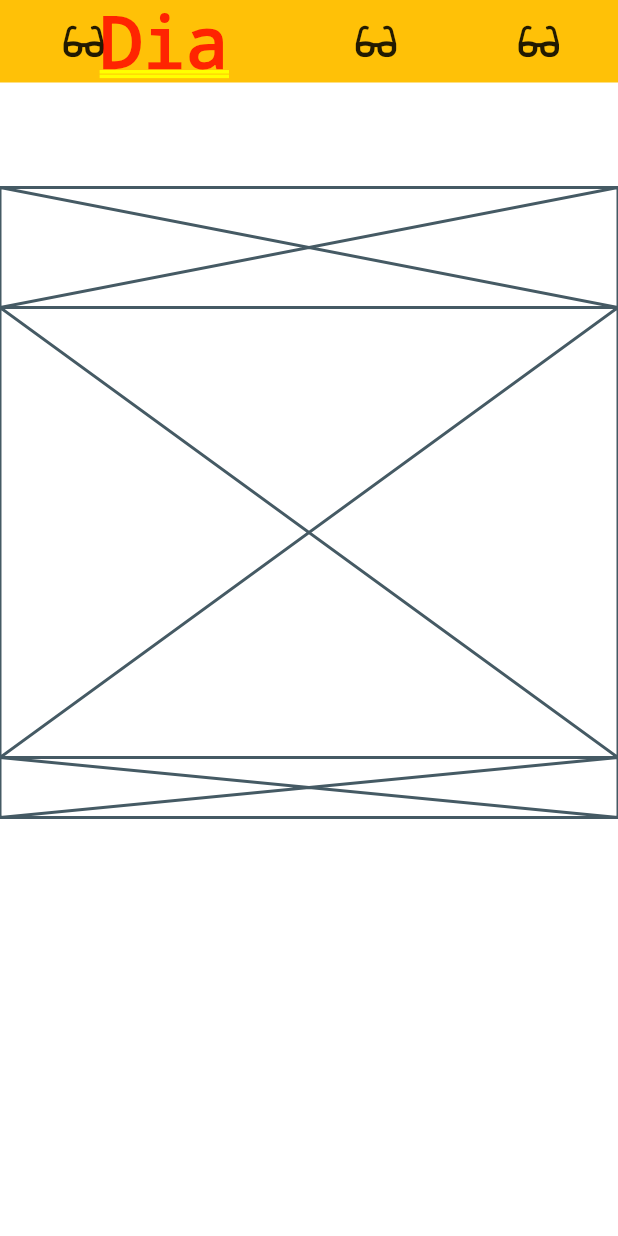
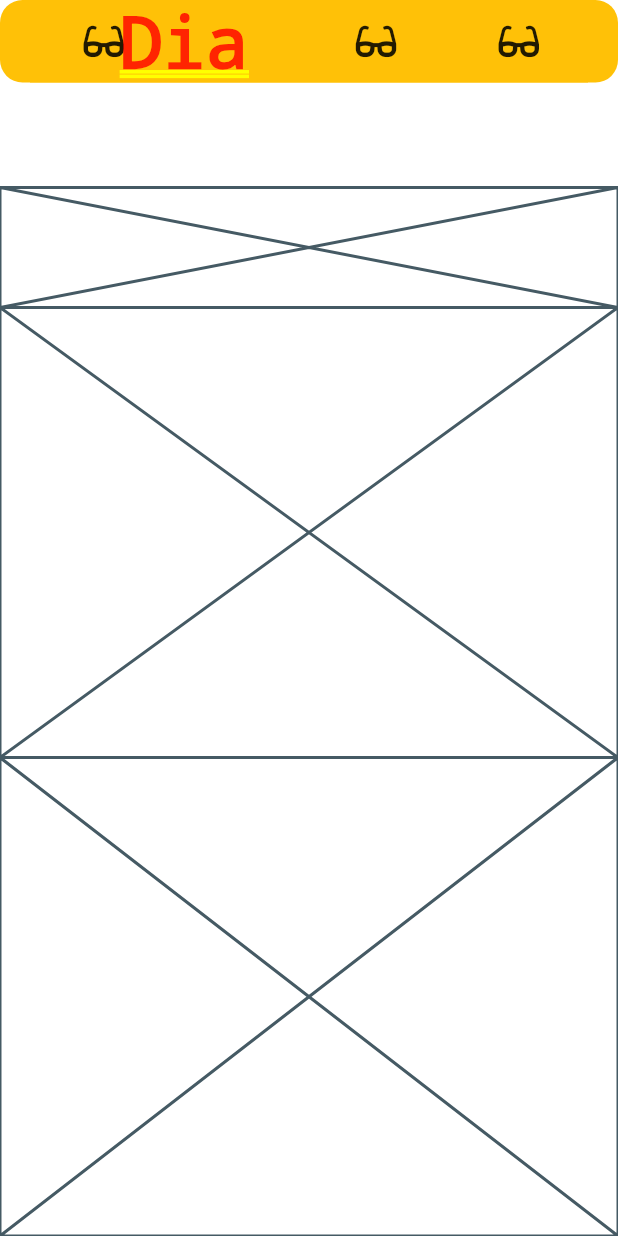
Before and after one commit to Alejandro-tech20/contable, a Flutter app: the BodyAddExpenses screen opened by its route, on a phone screen of 412 x 824 dp. Run offline on Flutter 3.47's test engine with Material 2 defaults, Android fonts, the phone set to English and light mode, and no system bars; our stand-ins replace charts_flutter, cloud_firestore, curved_navigation_bar, flutter_screenutil, font_awesome_flutter, simple_animations; accounts and stored records are empty.

Commit message:
antes de upgrade flutter

```diff
--- a/lib/UI/AddExpenses.dart
+++ b/lib/UI/AddExpenses.dart
@@ -18,10 +18,20 @@ class _BodyAddExpensesState extends State<BodyAddExpenses> {
   Widget build(BuildContext context) {
     return SafeArea(
       child: Column(
+        crossAxisAlignment: CrossAxisAlignment.stretch,
         children: <Widget>[
+          //botones de seleccion de mes, dia, semana.
           Container(
             height: 55,
+            padding: EdgeInsets.only(left: 20, right: 20),
+            decoration: BoxDecoration(
+              borderRadius: BorderRadius.circular(15),
+              color: Colors.amber,
+            ),
             width: MediaQuery.of(context).size.width,
+            // color: Colors.transparent,
+            child: Container(
+              width: 150,
               color: Colors.amber,
               child: Row(
                 mainAxisAlignment: MainAxisAlignment.spaceAround,
@@ -30,7 +40,7 @@ class _BodyAddExpensesState extends State<BodyAddExpenses> {
                 children: list.map((item) {
                   var itemIdex = list.indexOf(item);
                   return GestureDetector(
-                  onTap: (){
+                    onTap: () {
                       setState(() {
                         selectec = itemIdex;
                       });
@@ -38,6 +48,7 @@ class _BodyAddExpensesState extends State<BodyAddExpenses> {
                     child: _buidIcon(item, selectec == itemIdex),
                   );
                 }).toList(),
+              ),
             ),
           ),
           SelectTypeExpense(),
@@ -62,8 +73,10 @@ class _BodyAddExpensesState extends State<BodyAddExpenses> {
   }
 
   Widget _submit() {
-    return Placeholder(
+    return Expanded(
+      child: Placeholder(
         fallbackHeight: 40.0,
+      ),
     );
   }
 
```
Also changed, not shown: lib/Manager/Observer.dart (added, +28 -0 lines), lib/resources/ExpBodyResouces.dart (+28 -26 lines). Lines whose indentation alone changed are shown as unchanged.
